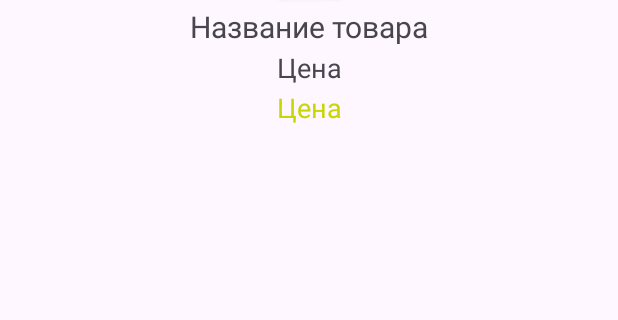
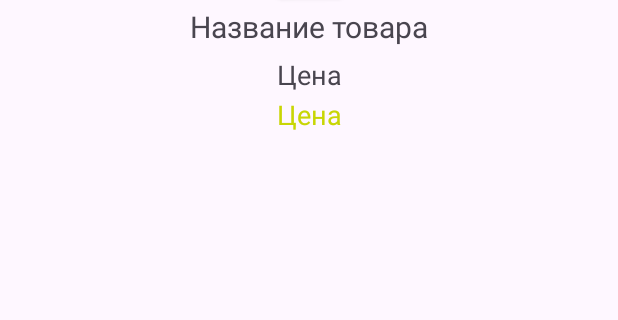
Before and after one commit to Yrkaa/AllSails, an Android app: the layout sail_item_layout.xml on its own in the app's theme, with its tools: preview values and no code run, on a phone screen of 412 x 824 dp, the part 130-450 px from its top. Run offline under Robolectric (Android 15) with nearby library versions, the phone set to English and light mode, and no system bars; network calls fail.

Commit message:
Проработал дизайн

```diff
--- a/app/src/main/AndroidManifest.xml
+++ b/app/src/main/AndroidManifest.xml
@@ -8,9 +8,9 @@
         android:allowBackup="true"
         android:dataExtractionRules="@xml/data_extraction_rules"
         android:fullBackupContent="@xml/backup_rules"
-        android:icon="@mipmap/ic_launcher"
+        android:icon="@drawable/logo"
         android:label="@string/app_name"
-        android:roundIcon="@mipmap/ic_launcher_round"
+        android:roundIcon="@drawable/logo"
         android:supportsRtl="true"
         android:theme="@style/Theme.AllSails"
         tools:targetApi="31">
--- a/app/src/main/java/com/example/allsails/ShopListAdapter.java
+++ b/app/src/main/java/com/example/allsails/ShopListAdapter.java
@@ -2,6 +2,7 @@ package com.example.allsails;
 
 import android.content.Context;
 import android.content.Intent;
+import android.graphics.Typeface;
 import android.view.LayoutInflater;
 import android.view.View;
 import android.view.ViewGroup;
@@ -42,6 +43,10 @@ public class ShopListAdapter extends RecyclerView.Adapter<ShopListAdapter.ViewHo
         holder.name.setText(obj.name);
         Picasso.get().load(obj.logoUrl).into(holder.logo);
 
+        //Специальный шрифт
+        Typeface font = Typeface.createFromAsset(c.getAssets(), "fonts/main.ttf");
+        holder.name.setTypeface(font);
+
         //Переход на страницу с информацией
         holder.v.setOnClickListener(new View.OnClickListener() {
             @Override
--- a/app/src/main/res/drawable/shop_item_border.xml
+++ b/app/src/main/res/drawable/shop_item_border.xml
@@ -1,5 +1,5 @@
 <?xml version="1.0" encoding="utf-8"?>
 <shape xmlns:android="http://schemas.android.com/apk/res/android">
-    <stroke android:color="#3FED11" android:width="3dp"/>
+    <stroke android:color="#C8D604" android:width="3dp"/>
     <corners android:radius="30dp"/>
 </shape>
--- a/app/src/main/res/layout/activity_main.xml
+++ b/app/src/main/res/layout/activity_main.xml
@@ -12,7 +12,7 @@
         android:layout_height="wrap_content"
         android:layout_marginTop="10dp"
         android:text="All Sails"
-        android:textSize="30dp"
+        android:textSize="40dp"
         app:layout_constraintEnd_toEndOf="parent"
         app:layout_constraintStart_toStartOf="parent"
         app:layout_constraintTop_toTopOf="parent" />
--- a/app/src/main/res/layout/sail_item_layout.xml
+++ b/app/src/main/res/layout/sail_item_layout.xml
@@ -25,7 +25,7 @@
     <TextView
         android:id="@+id/sail_name_tv"
         android:layout_width="match_parent"
-        android:layout_height="25dp"
+        android:layout_height="30dp"
         android:text="Название товара"
         android:textSize="20dp"
         android:textAlignment="center"
@@ -51,7 +51,7 @@
     <TextView
         android:id="@+id/sail_new_price_tv"
         android:layout_width="match_parent"
-        android:layout_height="23dp"
+        android:layout_height="28dp"
         android:text="Цена"
         android:textSize="18dp"
         android:textAlignment="center"
--- a/app/src/main/res/values/strings.xml
+++ b/app/src/main/res/values/strings.xml
@@ -1,3 +1,3 @@
 <resources>
-    <string name="app_name">AllSails</string>
+    <string name="app_name">All Sails</string>
 </resources>
--- a/app/src/main/res/values/themes.xml
+++ b/app/src/main/res/values/themes.xml
@@ -2,7 +2,7 @@
     <!-- Base application theme. -->
     <style name="Base.Theme.AllSails" parent="Theme.Material3.DayNight.NoActionBar">
         <!-- Customize your light theme here. -->
-        <!-- <item name="colorPrimary">@color/my_light_primary</item> -->
+        <item name="colorPrimary">#C8D604</item>
     </style>
 
     <style name="Theme.AllSails" parent="Base.Theme.AllSails" />
```
Also changed, not shown: app/src/main/java/com/example/allsails/MainActivity.java (+8 -0 lines), app/src/main/java/com/example/allsails/SailListAdapter.java (+10 -0 lines), app/src/main/assets/fonts/main.ttf (added), app/src/main/res/drawable/logo.png (added).
